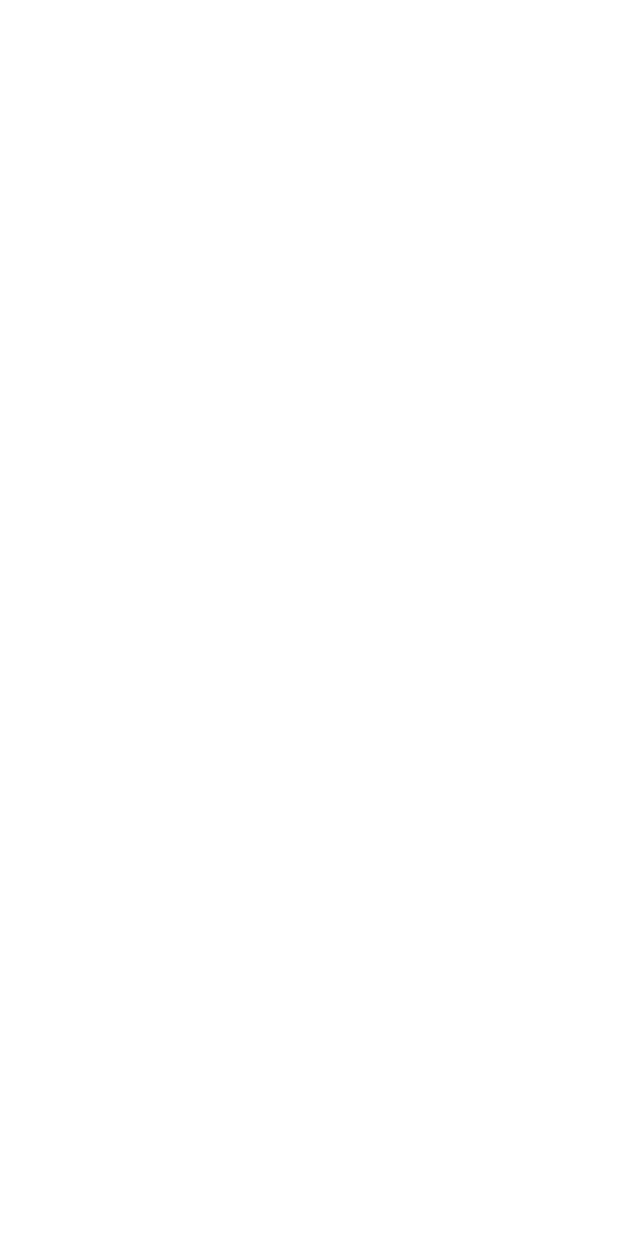
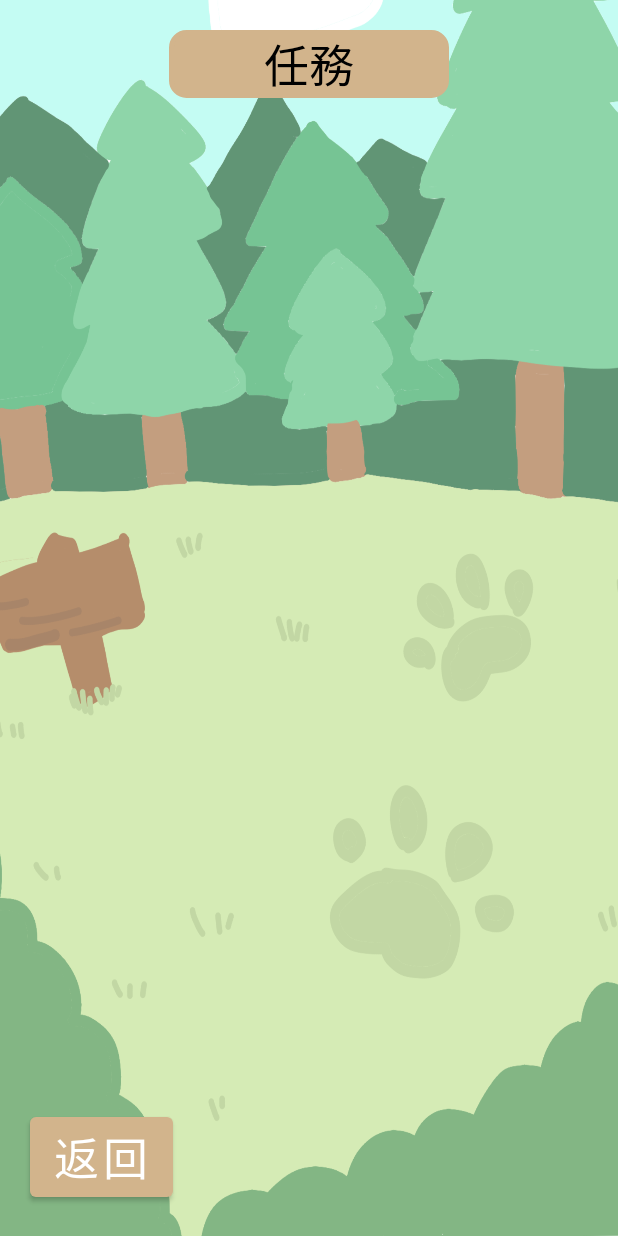
Before and after one commit to SuMingWei/Fit_it, an Android app: the Mission screen opened directly, with no data from a screen before it, on a phone screen of 412 x 824 dp. Before the commit the screen is empty. Run offline under Robolectric (Android 15) with nearby library versions, the phone set to English and light mode, and no system bars.

Commit message:
[modify] mission apperance

```diff
--- a/app/src/main/java/com/example/fitit/Home.java
+++ b/app/src/main/java/com/example/fitit/Home.java
@@ -36,7 +36,6 @@ public class Home extends AppCompatActivity {
     @Override
     protected void onResume() {
         super.onResume();
-        Toast.makeText(this,"onResume",Toast.LENGTH_SHORT).show();
         updatePetInfo();
     }
 
--- a/app/src/main/res/layout/activity_diary.xml
+++ b/app/src/main/res/layout/activity_diary.xml
@@ -4,6 +4,25 @@
     xmlns:tools="http://schemas.android.com/tools"
     android:layout_width="match_parent"
     android:layout_height="match_parent"
+    android:background="@drawable/background_without_text"
     tools:context=".Diary">
 
+    <LinearLayout
+        android:layout_width="match_parent"
+        android:layout_height="wrap_content"
+        android:weightSum="4"
+        android:orientation="horizontal"
+        app:layout_constraintBottom_toBottomOf="parent">
+
+        <Button
+            android:id="@+id/back_btn"
+            android:layout_width="wrap_content"
+            android:layout_height="wrap_content"
+            android:layout_marginLeft="20dp"
+            android:layout_marginBottom="20dp"
+            android:textSize="30dp"
+            android:text="返回"/>
+
+    </LinearLayout>
+
 </androidx.constraintlayout.widget.ConstraintLayout>
--- a/app/src/main/res/layout/activity_mission.xml
+++ b/app/src/main/res/layout/activity_mission.xml
@@ -4,19 +4,59 @@
     xmlns:tools="http://schemas.android.com/tools"
     android:layout_width="match_parent"
     android:layout_height="match_parent"
+    android:background="@drawable/background_without_text"
     tools:context=".Mission">
 
     <androidx.constraintlayout.widget.Guideline
-        android:id="@+id/line_20"
-        android:orientation="horizontal"
-        android:layout_width="match_parent"
-        android:layout_height="match_parent"
-        app:layout_constraintGuide_percent="0.2"/>
-    <androidx.constraintlayout.widget.Guideline
-        android:id="@+id/line_90"
+        android:id="@+id/horizontal_10"
         android:layout_width="match_parent"
         android:layout_height="match_parent"
         android:orientation="horizontal"
-        app:layout_constraintGuide_percent="0.9"/>
+        app:layout_constraintGuide_percent="0.10" />
+    <androidx.constraintlayout.widget.Guideline
+        android:id="@+id/vertical_20"
+        android:layout_width="match_parent"
+        android:layout_height="match_parent"
+        android:orientation="vertical"
+        app:layout_constraintGuide_percent="0.20" />
+    <androidx.constraintlayout.widget.Guideline
+        android:id="@+id/vertical_80"
+        android:layout_width="match_parent"
+        android:layout_height="match_parent"
+        android:orientation="vertical"
+        app:layout_constraintGuide_percent="0.80" />
+
+    <TextView
+        android:layout_width="0dp"
+        android:layout_height="wrap_content"
+        android:textSize="30dp"
+        android:textColor="@color/black"
+        android:text="任務"
+        android:background="@drawable/title_form"
+        android:gravity="center"
+        android:layout_marginLeft="30dp"
+        android:layout_marginRight="30dp"
+        android:layout_marginTop="20dp"
+        app:layout_constraintTop_toTopOf="parent"
+        app:layout_constraintLeft_toLeftOf="@id/vertical_20"
+        app:layout_constraintRight_toRightOf="@id/vertical_80"/>
+
+    <LinearLayout
+        android:layout_width="match_parent"
+        android:layout_height="wrap_content"
+        android:weightSum="4"
+        android:orientation="horizontal"
+        app:layout_constraintBottom_toBottomOf="parent">
+
+        <Button
+            android:id="@+id/back_btn"
+            android:layout_width="wrap_content"
+            android:layout_height="wrap_content"
+            android:layout_marginLeft="20dp"
+            android:layout_marginBottom="20dp"
+            android:textSize="30dp"
+            android:text="返回"/>
+
+    </LinearLayout>
 
 </androidx.constraintlayout.widget.ConstraintLayout>
```
